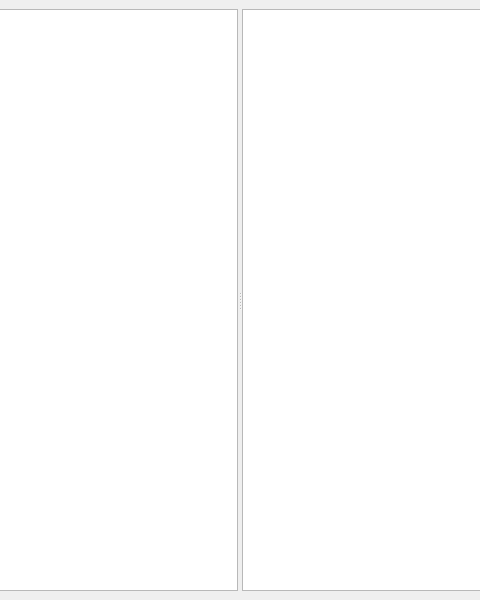
Qt form mainwindow.ui (tzorake/text-editor-treesitter) before a commit; both pictures show x 160 to 640 and y 0 to 600 of the 800 by 600 pixel window.
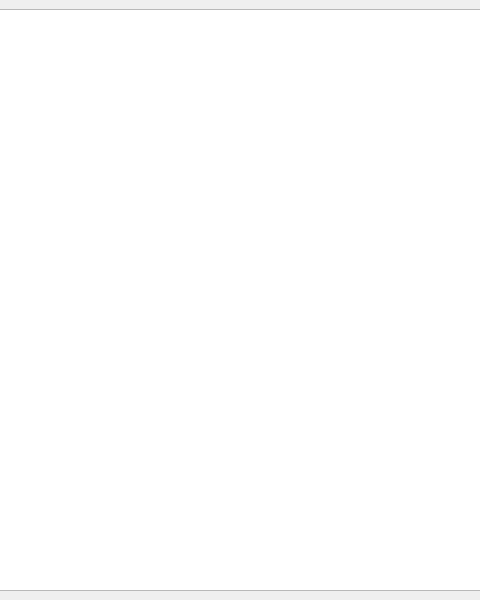
The same form after that commit. Custom widgets are drawn as their Qt base class.

The edit to the form file:
```diff
--- a/mainwindow.ui
+++ b/mainwindow.ui
@@ -16,27 +16,12 @@
   <widget class="QWidget" name="centralwidget">
    <layout class="QVBoxLayout" name="verticalLayout">
     <item>
-     <layout class="QHBoxLayout" name="horizontalLayout_2">
-      <item>
-       <widget class="QSplitter" name="splitter">
-        <property name="orientation">
-         <enum>Qt::Horizontal</enum>
-        </property>
-        <widget class="TextEditor" name="textEdit"/>
-        <widget class="Playground" name="playground"/>
-       </widget>
-      </item>
-     </layout>
+     <widget class="TextEditor" name="plainTextEdit"/>
     </item>
    </layout>
   </widget>
  </widget>
  <customwidgets>
-  <customwidget>
-   <class>Playground</class>
-   <extends>QTextEdit</extends>
-   <header location="global">playground.h</header>
-  </customwidget>
   <customwidget>
    <class>TextEditor</class>
    <extends>QPlainTextEdit</extends>
```
Left out of the diff: 2 changed lines with no effect on the pictures.
